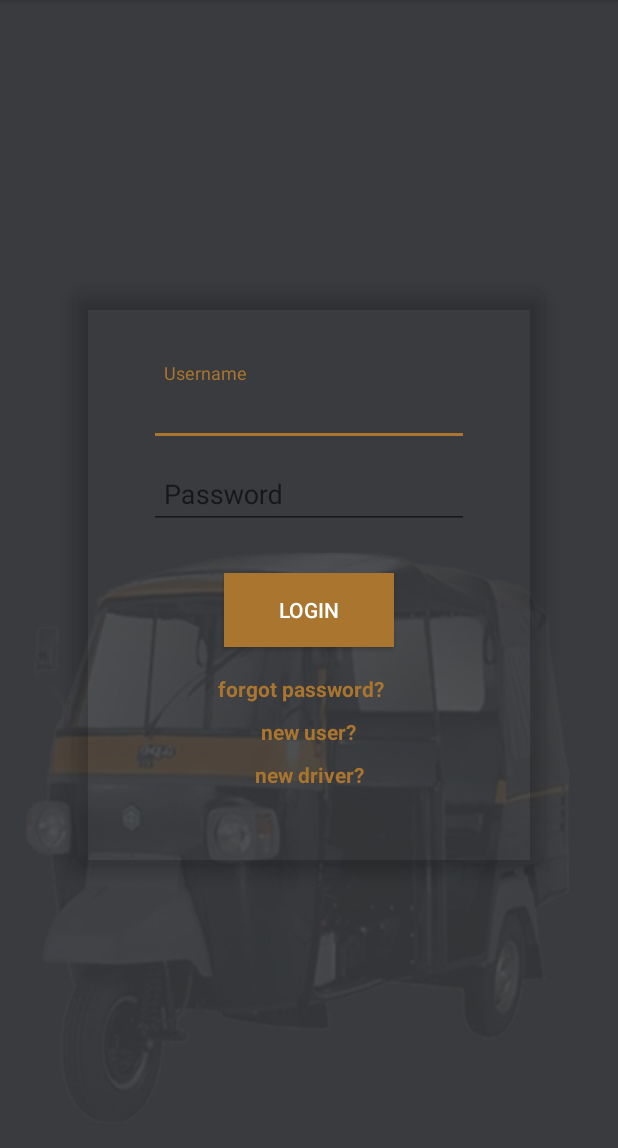
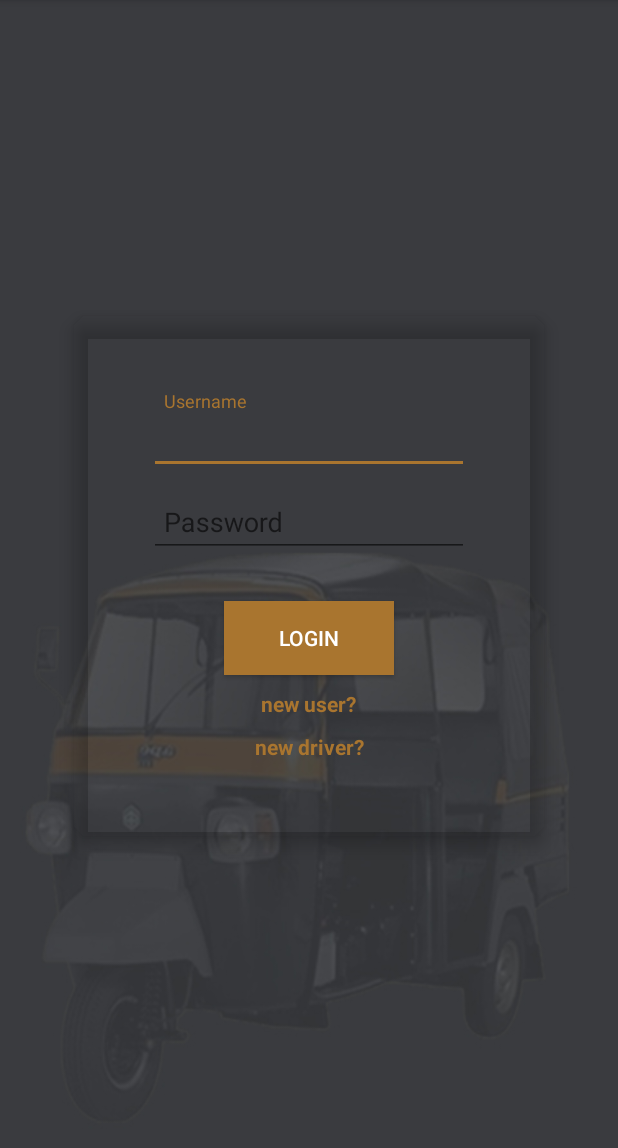
Before and after one commit to rimonrpallan3/TaxiApp, an Android app: the screen it shows after launch (LoginActivity), after a tap on "LOGIN", on a phone screen of 412 x 824 dp, the part 84-1232 px from its top. Run offline under Robolectric (Android 15) with nearby library versions, the phone set to English and light mode, and no system bars; 2 statements that could not run were skipped.

Commit message:
Hide Forgot Psswd Text view

```diff
--- a/app/src/main/java/metrotaxi/project/in/metrotaxi/utils/AppConstants.java
+++ b/app/src/main/java/metrotaxi/project/in/metrotaxi/utils/AppConstants.java
@@ -5,6 +5,6 @@ public class AppConstants {
     public static final String USER_NAME = "user_name";
 
     public static final String FCM_ID = "fcm_id";
-    public static final String URL = "http://10.1.1.3:8080/MetroTaxi/";
+    public static final String URL = "http://10.1.1.3:8084/MetroTaxi/";
     public static final String USER_TYPE = "user_type";
 }
--- a/app/src/main/java/metrotaxi/project/in/metrotaxi/webservices/RetrofitClient.java
+++ b/app/src/main/java/metrotaxi/project/in/metrotaxi/webservices/RetrofitClient.java
@@ -12,7 +12,7 @@ public class RetrofitClient {
     private static OkHttpClient client = new OkHttpClient.Builder().connectTimeout(300, TimeUnit.SECONDS).readTimeout(300, TimeUnit.SECONDS).build();
     public static Retrofit getRetrofitClient() {
         if (retrofit == null) {
-            retrofit = new Retrofit.Builder().baseUrl("http://10.1.1.3:8080/MetroTaxi/")
+            retrofit = new Retrofit.Builder().baseUrl("http://10.1.1.3:8084/MetroTaxi/")
                     .client(client)
                     .addConverterFactory(GsonConverterFactory.create()).build();
         }
--- a/app/src/main/res/layout/content_login.xml
+++ b/app/src/main/res/layout/content_login.xml
@@ -76,6 +76,7 @@
             android:layout_width="121dp"
             android:layout_height="19dp"
             android:layout_marginTop="18dp"
+            android:visibility="gone"
             android:text="forgot password?"
             android:textColor="@color/colorAccent"
             android:textStyle="bold" />
```
